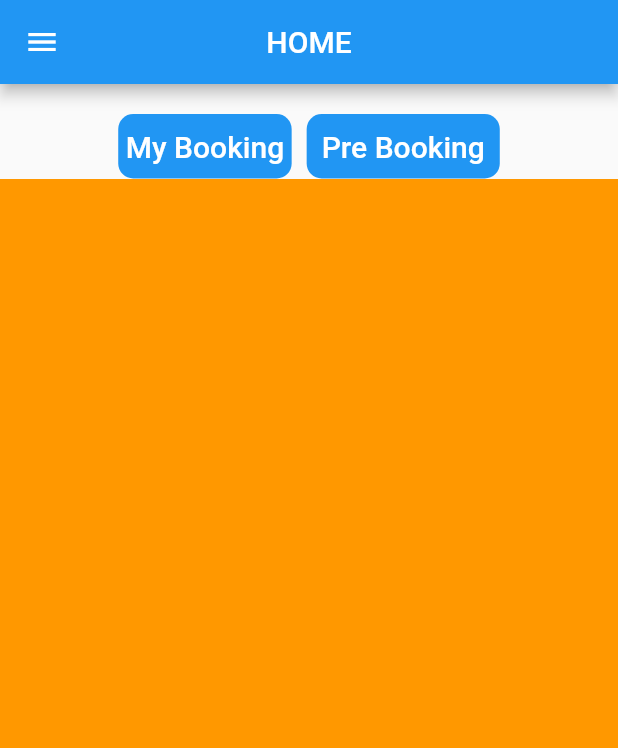
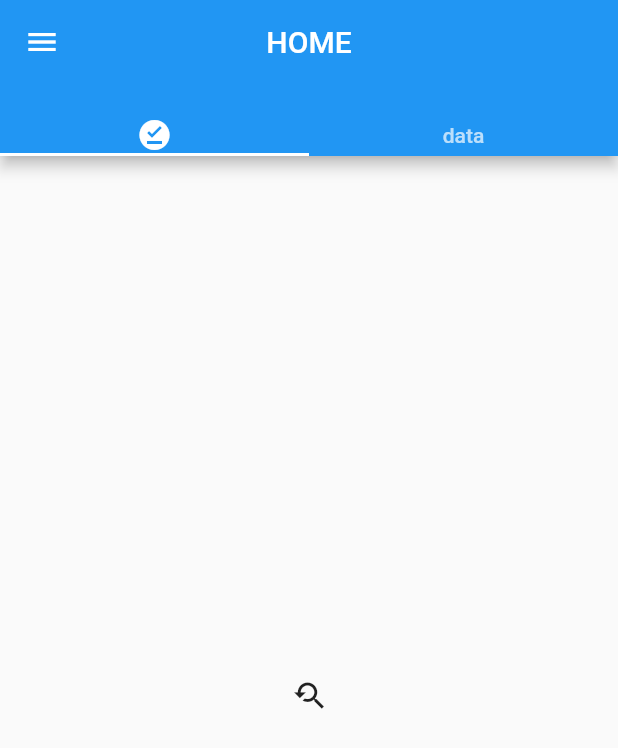
Before and after one commit to namankk/travel_app_extranet, a Flutter app: the HomePage screen opened directly, on a phone screen of 412 x 824 dp. Shown: the top 748 px of the screen. Run offline on Flutter 3.47's test engine with Material 2 defaults, Android fonts, the phone set to English and light mode, and no system bars; our stand-ins replace font_awesome_flutter.

Commit message:
tab bar implemented in home page

```diff
--- a/lib/screens/HomePage.dart
+++ b/lib/screens/HomePage.dart
@@ -10,64 +10,30 @@ class HomePage extends StatefulWidget{
 
 }
 class _HomePage extends State<HomePage>{
-  PageController _controller=PageController();
   @override
   Widget build(BuildContext context) {
     // TODO: implement build
     return SafeArea(
-      child: Scaffold(
+      child: DefaultTabController(length: 2 ,
+        child: Scaffold(
         appBar: AppBar(
           centerTitle: true,
           title: Text("HOME"),
+          bottom: TabBar(
+        tabs: [
+            Icon(Icons.offline_pin),
+            Text('data')
+            ],
         ),
-        body: Container(
-          child: Column(
-            children: <Widget>[
-              Container(
-                margin: EdgeInsets.only(top: 20.0),
-                child: Row(
-                  mainAxisAlignment: MainAxisAlignment.center,
-                  children: <Widget>[
-                    Container(
-                      child: Text("My Booking",style: Theme.of(context).textTheme.headline6.apply(color: Colors.white),),
-                      decoration: BoxDecoration(
-                        color: Colors.blue,
-                       borderRadius: BorderRadius.all(Radius.circular(10.0))
-                      ),
-                      padding: EdgeInsets.only(top: 10,bottom: 10,right: 5,left: 5),
-                    ),
-                    SizedBox(width: 10,),
-                    Container(
-                      child: Text("Pre Booking",style: Theme.of(context).textTheme.headline6.apply(color: Colors.white),),
-                      decoration: BoxDecoration(
-                          color: Colors.blue,
-                          borderRadius: BorderRadius.all(Radius.circular(10.0))
-                      ),
-                      padding: EdgeInsets.all(10.0),
-                    )
-                  ],
-                ),
-              ),
-        Expanded(
-          flex: 1,
-          child: PageView(
-            controller: _controller,
-            children: [
-              Container(
-                color: Colors.orange,
-              ),
-              Container(
-                color: Colors.yellow,
-              ),
-              Container(
-                color: Colors.green,
-              ),
-            ],
-          ),
-        )
-            ],
-          ),
-
+        ),
+        body: TabBarView(
+          children: <Widget>[
+            Center(
+              child: Icon(Icons.youtube_searched_for),
+            ),Center(
+              child: Text('Text with style'),
+            )
+          ],
         ),
         drawer: Drawer(
           child: ListView(
@@ -109,7 +75,7 @@ class _HomePage extends State<HomePage>{
             ],
           ),
         ),
-      ),
+      ),)
     );
   }
 
```
